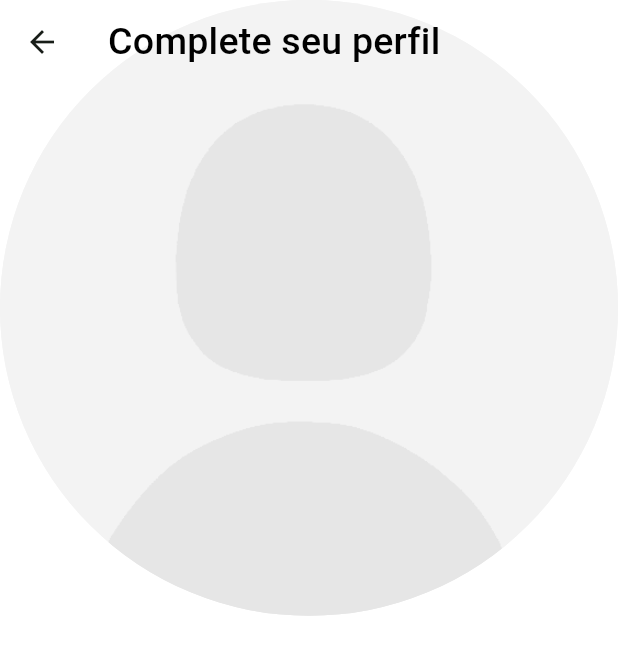
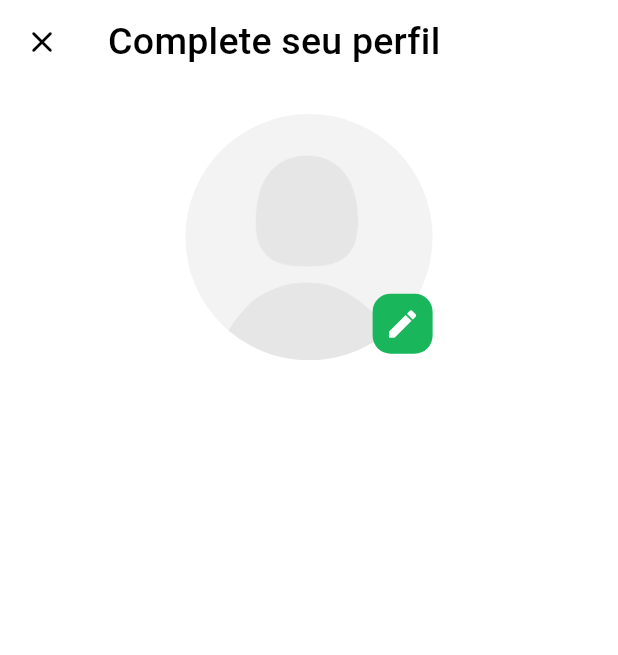
Before and after one commit to JoseVinicius-P/AluExpress-Flutter, a Flutter app: the FillProfilePage screen opened by its route, on a phone screen of 412 x 824 dp. Shown: the top 655 px of the screen. Run offline on Flutter 3.47's test engine with Material 3 defaults, Android fonts, the phone set to English and light mode, and no system bars; our stand-ins replace auto_size_text, carousel_slider, flutter_keyboard_visibility, flutter_modular, flutter_triple, mask_text_input_formatter and 2 more.

Commit message:
style: melhorando selecionador de imagem de perfil

```diff
--- a/lib/app/modules/profile/pages/fill_profile_page.dart
+++ b/lib/app/modules/profile/pages/fill_profile_page.dart
@@ -1,5 +1,6 @@
 import 'package:flutter/material.dart';
 import 'package:luguel/app/shared/utilities/my_colors.dart';
+import 'package:responsive_builder/responsive_builder.dart';
 
 class FillProfilePage extends StatefulWidget {
   const FillProfilePage({Key? key}) : super(key: key);
@@ -15,6 +16,10 @@ class FillProfilePageState extends State<FillProfilePage> {
       resizeToAvoidBottomInset: false,
       appBar: AppBar(
         forceMaterialTransparency: true,
+        leading: IconButton(
+          onPressed: (){},
+          icon: const Icon(Icons.close_rounded, color: MyColors.textColor,),
+        ),
         title: Text(
           "Complete seu perfil",
           style: theme.textTheme.titleMedium!.copyWith(color: MyColors.textColor, fontSize: 25),
@@ -22,24 +27,44 @@ class FillProfilePageState extends State<FillProfilePage> {
       ),
       body: Column(
         children: [
-          Container(
-            child: ClipOval(
+          const SizedBox(height: 20,),
+          SafeArea(
+            child: Center(
+              child: Container(
+                width: 40.sw,
+                height: 40.sw,
                 child: Stack(
                   children: [
-                  const Image(
+                    const ClipOval(
+                      child: Image(
                         image: AssetImage('assets/images/profile.png'),
                         fit: BoxFit.cover,
                       ),
-                  const Image(
-                    image: AssetImage('assets/images/profile.png'),
-                    fit: BoxFit.cover,
                     ),
-                ],
+                    Positioned(
+                      bottom: 5,
+                      right: 0,
+                      child: InkWell(
+                        onTap: (){},
+                        child: Container(
+                          decoration: BoxDecoration(
+                            color: MyColors.primaryColor,
+                            borderRadius: BorderRadius.circular(12)
+                          ),
+                          child: const Padding(
+                            padding: EdgeInsets.all(8.0),
+                            child: Icon(Icons.edit_rounded, color: Colors.white,),
+                          ),
                         ),
                       ),
                     )
                   ],
                 ),
+              ),
+            ),
+          ),
+        ],
+      ),
     );
   }
 }
```
Lines whose indentation alone changed are shown as unchanged.
